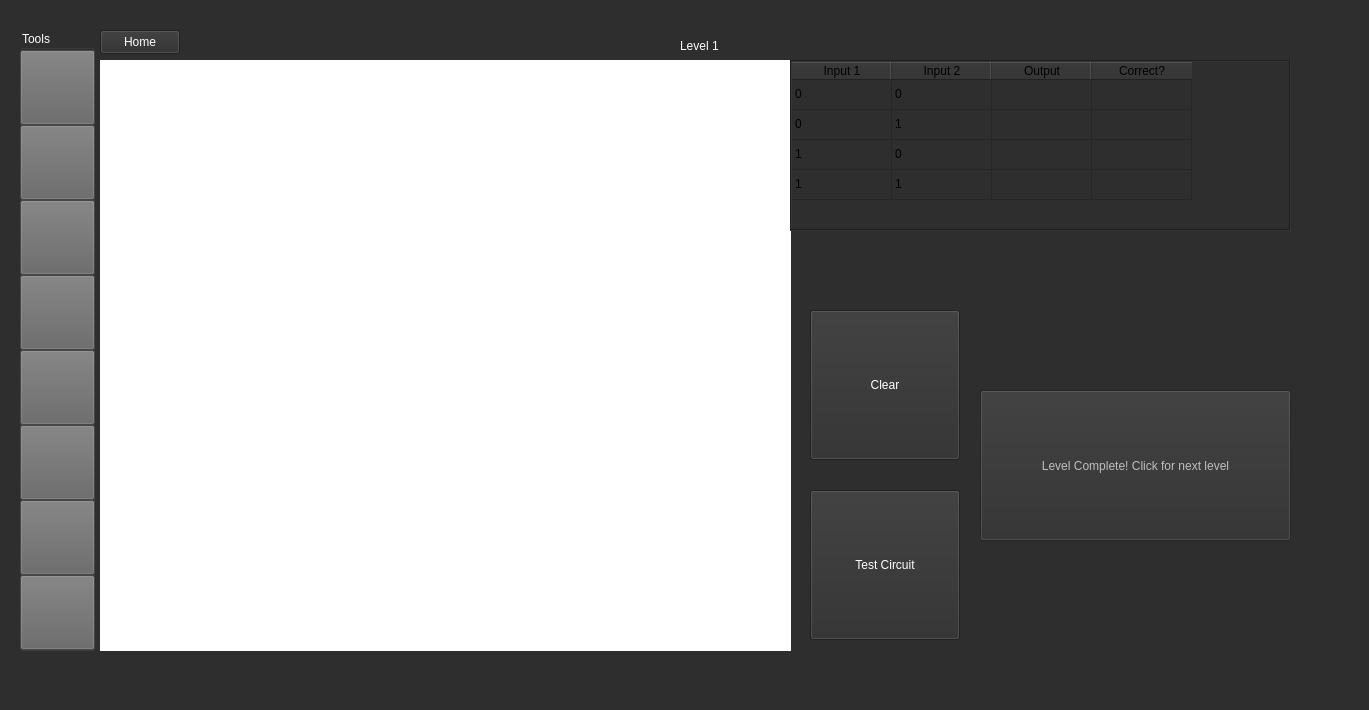
Before: the Qt Designer form A8_EducationalApp/mainwindow.ui in ethandavies8/Educational_App, drawn with Qt 5.
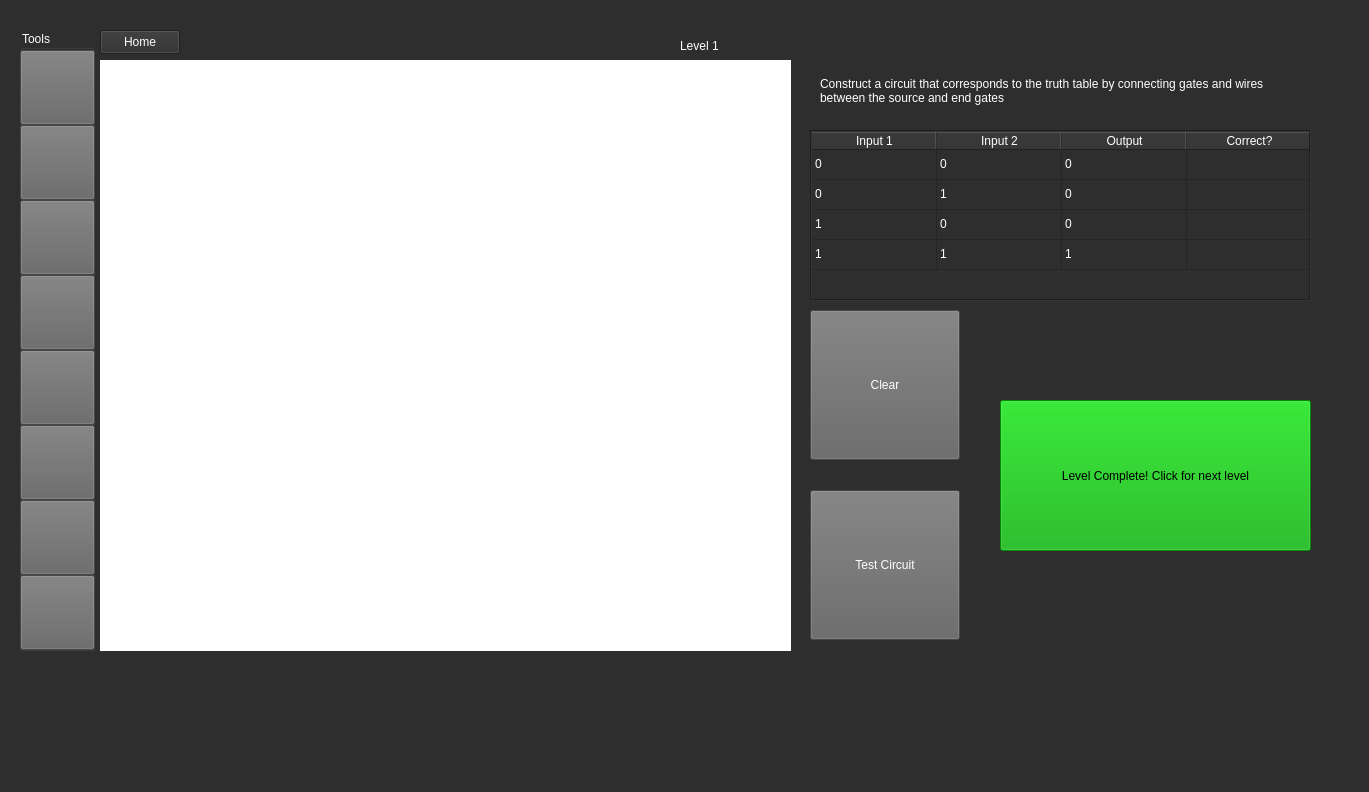
After: the same form once the commit is applied. Icons and pictures are not drawn.

```diff
--- a/A8_EducationalApp/mainwindow.ui
+++ b/A8_EducationalApp/mainwindow.ui
@@ -10,7 +10,7 @@
     <x>0</x>
     <y>0</y>
     <width>1369</width>
-    <height>710</height>
+    <height>792</height>
    </rect>
   </property>
   <property name="mouseTracking">
@@ -31,8 +31,8 @@
      <rect>
       <x>0</x>
       <y>0</y>
-      <width>1341</width>
-      <height>661</height>
+      <width>1361</width>
+      <height>781</height>
      </rect>
     </property>
     <property name="currentIndex">
@@ -895,7 +895,8 @@
        </rect>
       </property>
       <property name="styleSheet">
-       <string notr="true">color: rgb(255, 255, 255);</string>
+       <string notr="true">color: rgb(255, 255, 255);
+background-color: rgb(100, 100, 100);</string>
       </property>
       <property name="text">
        <string>Clear</string>
@@ -927,7 +928,8 @@
        </rect>
       </property>
       <property name="styleSheet">
-       <string notr="true">color: rgb(255, 255, 255);</string>
+       <string notr="true">color: rgb(255, 255, 255);
+background-color: rgb(100, 100, 100);</string>
       </property>
       <property name="text">
        <string>Test Circuit</string>
@@ -936,8 +938,8 @@
      <widget class="QTableWidget" name="truthTable">
       <property name="geometry">
        <rect>
-        <x>790</x>
-        <y>60</y>
+        <x>810</x>
+        <y>130</y>
         <width>501</width>
         <height>171</height>
        </rect>
@@ -948,6 +950,9 @@
         <verstretch>0</verstretch>
        </sizepolicy>
       </property>
+      <property name="styleSheet">
+       <string notr="true">color: rgb(255, 255, 255);</string>
+      </property>
       <property name="frameShape">
        <enum>QFrame::Box</enum>
       </property>
@@ -960,12 +965,30 @@
       <property name="showGrid">
        <bool>true</bool>
       </property>
+      <property name="cornerButtonEnabled">
+       <bool>false</bool>
+      </property>
       <property name="rowCount">
        <number>4</number>
       </property>
       <property name="columnCount">
        <number>4</number>
       </property>
+      <attribute name="horizontalHeaderVisible">
+       <bool>true</bool>
+      </attribute>
+      <attribute name="horizontalHeaderCascadingSectionResizes">
+       <bool>true</bool>
+      </attribute>
+      <attribute name="horizontalHeaderDefaultSectionSize">
+       <number>125</number>
+      </attribute>
+      <attribute name="horizontalHeaderShowSortIndicator" stdset="0">
+       <bool>false</bool>
+      </attribute>
+      <attribute name="horizontalHeaderStretchLastSection">
+       <bool>false</bool>
+      </attribute>
       <attribute name="verticalHeaderVisible">
        <bool>false</bool>
       </attribute>
@@ -1003,6 +1026,11 @@
         <string>0</string>
        </property>
       </item>
+      <item row="0" column="2">
+       <property name="text">
+        <string>0</string>
+       </property>
+      </item>
       <item row="0" column="3">
        <property name="text">
         <string/>
@@ -1021,6 +1049,11 @@
         <string>1</string>
        </property>
       </item>
+      <item row="1" column="2">
+       <property name="text">
+        <string>0</string>
+       </property>
+      </item>
       <item row="1" column="3">
        <property name="text">
         <string/>
@@ -1039,6 +1072,11 @@
         <string>0</string>
        </property>
       </item>
+      <item row="2" column="2">
+       <property name="text">
+        <string>0</string>
+       </property>
+      </item>
       <item row="2" column="3">
        <property name="text">
         <string/>
@@ -1060,6 +1098,11 @@
         <set>ItemIsEnabled</set>
        </property>
       </item>
+      <item row="3" column="2">
+       <property name="text">
+        <string>1</string>
+       </property>
+      </item>
       <item row="3" column="3">
        <property name="text">
         <string/>
@@ -1075,16 +1118,39 @@
       </property>
       <property name="geometry">
        <rect>
-        <x>980</x>
-        <y>390</y>
+        <x>1000</x>
+        <y>400</y>
         <width>311</width>
         <height>151</height>
        </rect>
       </property>
+      <property name="styleSheet">
+       <string notr="true">background-color: rgb(0, 170, 0);
+color: rgb(0, 0, 0);</string>
+      </property>
       <property name="text">
        <string>Level Complete! Click for next level</string>
       </property>
      </widget>
+     <widget class="QLabel" name="truthTableLabel">
+      <property name="geometry">
+       <rect>
+        <x>820</x>
+        <y>60</y>
+        <width>491</width>
+        <height>61</height>
+       </rect>
+      </property>
+      <property name="styleSheet">
+       <string notr="true">color: rgb(255, 255, 255);</string>
+      </property>
+      <property name="text">
+       <string>Construct a circuit that corresponds to the truth table by connecting gates and wires between the source and end gates</string>
+      </property>
+      <property name="wordWrap">
+       <bool>true</bool>
+      </property>
+     </widget>
     </widget>
    </widget>
   </widget>
```
Left out of the diff: 5 changed lines with no effect on the pictures.
